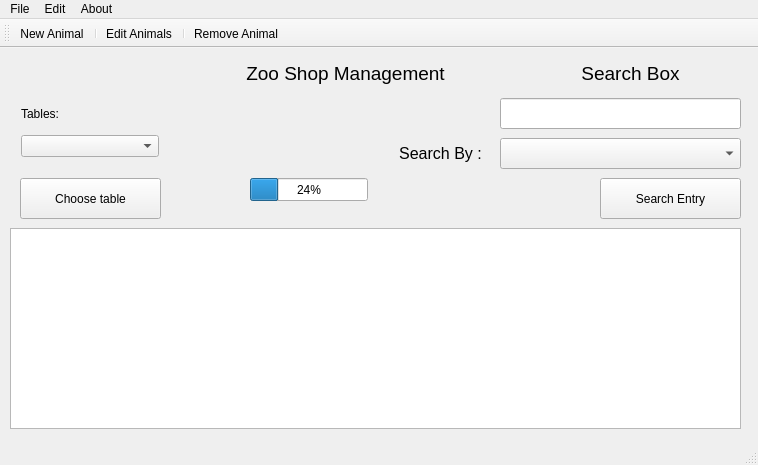
Old version of the form MyZooShop/adminwindow.ui in the repository annaprok/ZooShop.
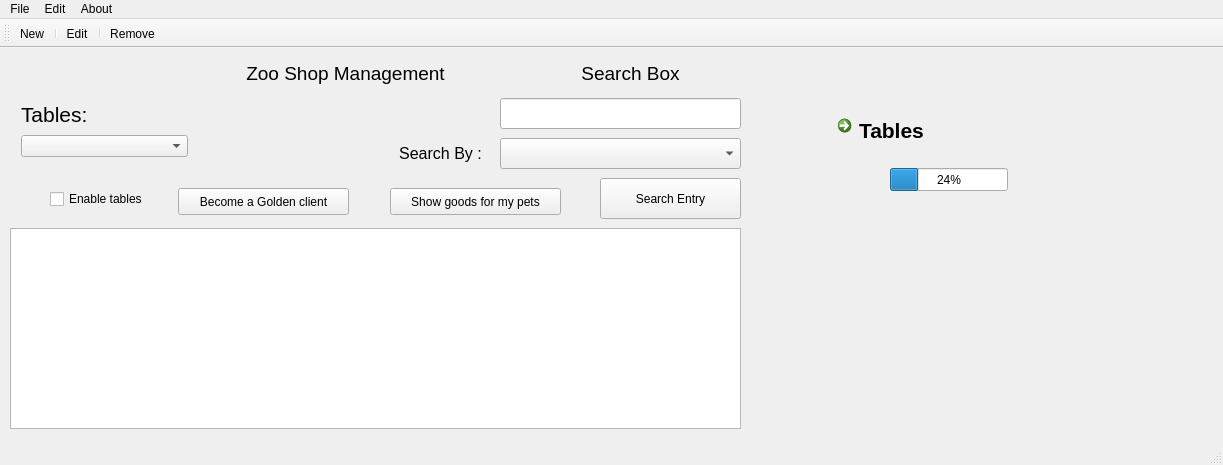
New version of the form. Icons and pictures are not drawn.

```diff
--- a/MyZooShop/adminwindow.ui
+++ b/MyZooShop/adminwindow.ui
@@ -6,7 +6,7 @@
    <rect>
     <x>0</x>
     <y>0</y>
-    <width>758</width>
+    <width>1223</width>
     <height>465</height>
    </rect>
   </property>
@@ -132,8 +132,8 @@
    <widget class="QProgressBar" name="progressBar">
     <property name="geometry">
      <rect>
-      <x>250</x>
-      <y>130</y>
+      <x>890</x>
+      <y>120</y>
       <width>118</width>
       <height>23</height>
      </rect>
@@ -147,13 +147,18 @@
      <rect>
       <x>10</x>
       <y>40</y>
-      <width>160</width>
+      <width>189</width>
       <height>80</height>
      </rect>
     </property>
     <layout class="QVBoxLayout" name="verticalLayout">
      <item>
       <widget class="QLabel" name="label_2">
+       <property name="font">
+        <font>
+         <pointsize>16</pointsize>
+        </font>
+       </property>
        <property name="text">
         <string>Tables:</string>
        </property>
@@ -164,17 +169,74 @@
      </item>
     </layout>
    </widget>
+   <widget class="QCheckBox" name="checkBox">
+    <property name="geometry">
+     <rect>
+      <x>50</x>
+      <y>140</y>
+      <width>131</width>
+      <height>22</height>
+     </rect>
+    </property>
+    <property name="text">
+     <string>Enable tables</string>
+    </property>
+   </widget>
+   <widget class="QCommandLinkButton" name="commandLinkButton">
+    <property name="geometry">
+     <rect>
+      <x>830</x>
+      <y>60</y>
+      <width>187</width>
+      <height>45</height>
+     </rect>
+    </property>
+    <property name="font">
+     <font>
+      <pointsize>16</pointsize>
+     </font>
+    </property>
+    <property name="text">
+     <string>Tables</string>
+    </property>
+   </widget>
+   <widget class="QLabel" name="label_3">
+    <property name="geometry">
+     <rect>
+      <x>900</x>
+      <y>160</y>
+      <width>191</width>
+      <height>151</height>
+     </rect>
+    </property>
+    <property name="text">
+     <string/>
+    </property>
+   </widget>
    <widget class="QPushButton" name="pushButton_2">
     <property name="geometry">
      <rect>
-      <x>20</x>
-      <y>130</y>
-      <width>141</width>
-      <height>41</height>
+      <x>178</x>
+      <y>140</y>
+      <width>171</width>
+      <height>27</height>
      </rect>
     </property>
     <property name="text">
-     <string>Choose table</string>
+     <string>Become a Golden client</string>
+    </property>
+   </widget>
+   <widget class="QPushButton" name="pushButton_3">
+    <property name="geometry">
+     <rect>
+      <x>390</x>
+      <y>140</y>
+      <width>171</width>
+      <height>27</height>
+     </rect>
+    </property>
+    <property name="text">
+     <string>Show goods for my pets</string>
     </property>
    </widget>
   </widget>
@@ -183,7 +245,7 @@
     <rect>
      <x>0</x>
      <y>0</y>
-     <width>758</width>
+     <width>1223</width>
      <height>25</height>
     </rect>
    </property>
@@ -233,7 +295,7 @@
      <normaloff>:Icons/Misc-New-Database-icon.png</normaloff>:Icons/Misc-New-Database-icon.png</iconset>
    </property>
    <property name="text">
-    <string>New Animal</string>
+    <string>New</string>
    </property>
   </action>
   <action name="actionEdit_Entry">
@@ -242,7 +304,7 @@
      <normaloff>:Icons/Pencil-icon.png</normaloff>:Icons/Pencil-icon.png</iconset>
    </property>
    <property name="text">
-    <string>Edit Animals</string>
+    <string>Edit </string>
    </property>
   </action>
   <action name="actionExit">
@@ -260,7 +322,7 @@
      <normaloff>:Icons/database-remove-icon.png</normaloff>:Icons/database-remove-icon.png</iconset>
    </property>
    <property name="text">
-    <string>Remove Animal</string>
+    <string>Remove </string>
    </property>
   </action>
   <action name="actionAbout_Developer">
```
